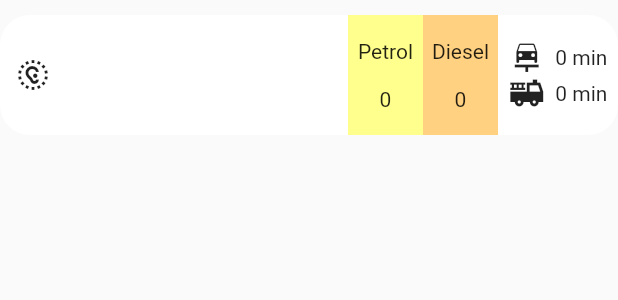
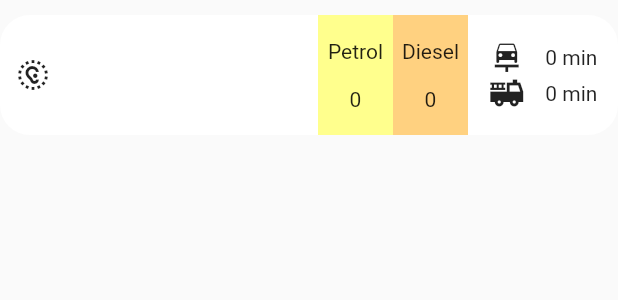
Before and after one commit to MC-FuelQs/fuelapp-frontend-flutter, a Flutter app: the Feeds widget shown alone on an empty page, opened directly with empty values, on a phone screen of 412 x 824 dp. Shown: the top 300 px of the screen. Run offline on Flutter 3.47's test engine with Material 2 defaults, Android fonts, the phone set to English and light mode, and no system bars; our stand-ins replace flutter_dotenv, google_fonts, shared_preferences; accounts and stored records are empty; network calls fail.

Commit message:
make style changes

```diff
--- a/lib/components/HomePage.Dart
+++ b/lib/components/HomePage.Dart
@@ -22,13 +22,13 @@ class _HomePageState extends State<HomePage> {
           color: Colors.grey.shade300,
           padding: const EdgeInsets.all(30),
           child: Column(
+            mainAxisAlignment: MainAxisAlignment.spaceEvenly,
             children: [
               Center(
-
                 child: GestureDetector(
                   onTap: () {
                     Navigator.of(context).push(
-                      MaterialPageRoute(builder: (context) => const Feed()));
+                        MaterialPageRoute(builder: (context) => const Feed()));
                   },
                   child: Container(
                     padding: const EdgeInsets.all(15),
@@ -43,7 +43,6 @@ class _HomePageState extends State<HomePage> {
                             spreadRadius: 1,
                             blurRadius: 8,
                             offset: Offset(4, 4),
-
                           ),
                           BoxShadow(
                             color: Colors.white,
@@ -67,10 +66,9 @@ class _HomePageState extends State<HomePage> {
               ),
               Center(
                 child: GestureDetector(
-
                   onTap: () {
-                    Navigator.of(context).push(
-                      MaterialPageRoute(builder: (context) => const StationPage()));
+                    Navigator.of(context).push(MaterialPageRoute(
+                        builder: (context) => const StationPage()));
                   },
                   child: Padding(
                     padding: const EdgeInsets.all(20),
@@ -80,7 +78,6 @@ class _HomePageState extends State<HomePage> {
                       decoration: BoxDecoration(
                           color: Colors.grey.shade300,
                           borderRadius: BorderRadius.circular(15),
-
                           boxShadow: const [
                             BoxShadow(
                               color: Colors.brown,
@@ -93,7 +90,6 @@ class _HomePageState extends State<HomePage> {
                               spreadRadius: 2,
                               blurRadius: 8,
                               offset: Offset(-4, -4),
-
                             )
                           ]),
                       child: const Center(
@@ -111,7 +107,6 @@ class _HomePageState extends State<HomePage> {
                 ),
               ),
             ],
-
           ),
         ));
   }
--- a/lib/components/widgets/feeds.dart
+++ b/lib/components/widgets/feeds.dart
@@ -26,7 +26,7 @@ class _FeedsState extends State<Feeds> {
     return Padding(
       padding: const EdgeInsets.only(top: 10),
       child: Row(
-        mainAxisAlignment: MainAxisAlignment.end,
+        mainAxisAlignment: MainAxisAlignment.start,
         children: [
           Expanded(
             child: Container(
@@ -70,7 +70,7 @@ class _FeedsState extends State<Feeds> {
               )),
           Container(
               height: 80,
-              width: 80,
+              width: 100,
               decoration: const BoxDecoration(
                   borderRadius: BorderRadius.only(
                       bottomRight: Radius.circular(20),
```
